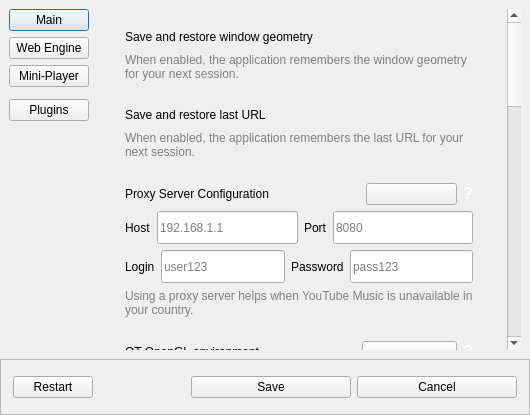
The window that core/ui/settings_dialog.ui (deeffest/Youtube-Music-Desktop-Player) describes before a commit, drawn with Qt 5.
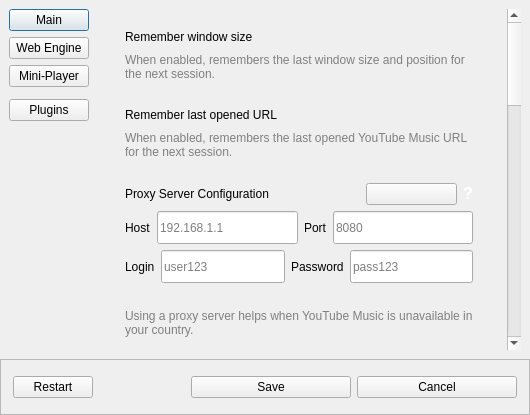
The same window after the commit. Custom widgets are drawn as their Qt base class.

Commit message: Improved settings dialog

Diff of the .ui file:
```diff
--- a/core/ui/settings_dialog.ui
+++ b/core/ui/settings_dialog.ui
@@ -158,9 +158,9 @@
           <property name="geometry">
            <rect>
             <x>0</x>
-            <y>-800</y>
+            <y>0</y>
             <width>394</width>
-            <height>1293</height>
+            <height>1286</height>
            </rect>
           </property>
           <layout class="QVBoxLayout" name="verticalLayout_19">
@@ -199,7 +199,7 @@
                    <item>
                     <widget class="BodyLabel" name="BodyLabel">
                      <property name="text">
-                      <string>Save and restore window geometry</string>
+                      <string>Remember window size</string>
                      </property>
                     </widget>
                    </item>
@@ -231,7 +231,7 @@
                  <item>
                   <widget class="BodyLabel" name="BodyLabel_4">
                    <property name="text">
-                    <string>&lt;html&gt;&lt;head/&gt;&lt;body&gt;&lt;p&gt;&lt;span style=&quot; color:#808080;&quot;&gt;When enabled, the application remembers the window geometry for your next session.&lt;/span&gt;&lt;/p&gt;&lt;/body&gt;&lt;/html&gt;</string>
+                    <string>&lt;html&gt;&lt;head/&gt;&lt;body&gt;&lt;p&gt;&lt;span style=&quot; color:#808080;&quot;&gt;When enabled, remembers the last window size and position for the next session.&lt;/span&gt;&lt;/p&gt;&lt;/body&gt;&lt;/html&gt;</string>
                    </property>
                    <property name="wordWrap">
                     <bool>true</bool>
@@ -255,7 +255,7 @@
                    <item>
                     <widget class="BodyLabel" name="BodyLabel_7">
                      <property name="text">
-                      <string>Save and restore last URL</string>
+                      <string>Remember last opened URL</string>
                      </property>
                     </widget>
                    </item>
@@ -287,7 +287,7 @@
                  <item>
                   <widget class="BodyLabel" name="BodyLabel_8">
                    <property name="text">
-                    <string>&lt;html&gt;&lt;head/&gt;&lt;body&gt;&lt;p&gt;&lt;span style=&quot; color:#808080;&quot;&gt;When enabled, the application remembers the last URL for your next session.&lt;/span&gt;&lt;/p&gt;&lt;/body&gt;&lt;/html&gt;</string>
+                    <string>&lt;html&gt;&lt;head/&gt;&lt;body&gt;&lt;p&gt;&lt;span style=&quot; color:#808080;&quot;&gt;When enabled, remembers the last opened YouTube Music URL for the next session.&lt;/span&gt;&lt;/p&gt;&lt;/body&gt;&lt;/html&gt;</string>
                    </property>
                    <property name="wordWrap">
                     <bool>true</bool>
@@ -512,6 +512,18 @@
                    </item>
                   </layout>
                  </item>
+                 <item>
+                  <widget class="QLabel" name="label_5">
+                   <property name="styleSheet">
+                    <string notr="true">QLabel {
+	color: red;
+}</string>
+                   </property>
+                   <property name="text">
+                    <string/>
+                   </property>
+                  </widget>
+                 </item>
                  <item>
                   <widget class="BodyLabel" name="BodyLabel_15">
                    <property name="text">
@@ -669,7 +681,7 @@
                  <item>
                   <widget class="BodyLabel" name="BodyLabel_33">
                    <property name="text">
-                    <string>&lt;html&gt;&lt;head/&gt;&lt;body&gt;&lt;p&gt;&lt;span style=&quot; color:#808080;&quot;&gt;When enabled, the window will be able to open the track in full screen mode.&lt;/span&gt;&lt;/p&gt;&lt;/body&gt;&lt;/html&gt;</string>
+                    <string>&lt;html&gt;&lt;head/&gt;&lt;body&gt;&lt;p&gt;&lt;span style=&quot; color:#808080;&quot;&gt;When enabled, allows the window to enter fullscreen mode.&lt;/span&gt;&lt;/p&gt;&lt;/body&gt;&lt;/html&gt;</string>
                    </property>
                    <property name="wordWrap">
                     <bool>true</bool>
@@ -746,7 +758,7 @@
                    <item>
                     <widget class="BodyLabel" name="BodyLabel_13">
                      <property name="text">
-                      <string>Save and restore zoom factor</string>
+                      <string>Remember last zoom factor</string>
                      </property>
                     </widget>
                    </item>
@@ -775,7 +787,7 @@
                  <item>
                   <widget class="BodyLabel" name="BodyLabel_22">
                    <property name="text">
-                    <string>&lt;html&gt;&lt;head/&gt;&lt;body&gt;&lt;p&gt;&lt;span style=&quot; color:#808080;&quot;&gt;When enabled, the application remembers the last zoom factor for your next session.&lt;/span&gt;&lt;/p&gt;&lt;/body&gt;&lt;/html&gt;</string>
+                    <string>&lt;html&gt;&lt;head/&gt;&lt;body&gt;&lt;p&gt;&lt;span style=&quot; color:#808080;&quot;&gt;When enabled, remembers the last zoom factor for your next session.&lt;/span&gt;&lt;/p&gt;&lt;/body&gt;&lt;/html&gt;</string>
                    </property>
                    <property name="wordWrap">
                     <bool>true</bool>
@@ -823,7 +835,7 @@
                    <item>
                     <widget class="BodyLabel" name="BodyLabel_2">
                      <property name="text">
-                      <string>Save and restore mini-player position</string>
+                      <string>Remember mini-player position</string>
                      </property>
                     </widget>
                    </item>
@@ -975,7 +987,7 @@
                  <item>
                   <widget class="BodyLabel" name="BodyLabel_19">
                    <property name="text">
-                    <string>&lt;html&gt;&lt;head/&gt;&lt;body&gt;&lt;p&gt;&lt;span style=&quot; color:#808080;&quot;&gt;When enabled, all detected ads are immediately skipped. (useless with premium).&lt;/span&gt;&lt;/p&gt;&lt;/body&gt;&lt;/html&gt;</string>
+                    <string>&lt;html&gt;&lt;head/&gt;&lt;body&gt;&lt;p&gt;&lt;span style=&quot; color:#808080;&quot;&gt;When enabled, all detected video ads are immediately skipped. (useless with premium)&lt;/span&gt;&lt;/p&gt;&lt;/body&gt;&lt;/html&gt;</string>
                    </property>
                    <property name="wordWrap">
                     <bool>true</bool>
@@ -1050,7 +1062,7 @@
                  <item>
                   <widget class="BodyLabel" name="BodyLabel_26">
                    <property name="text">
-                    <string>&lt;html&gt;&lt;head/&gt;&lt;body&gt;&lt;p&gt;&lt;span style=&quot; color:#808080;&quot;&gt;When enabled, your Discord profile shows the current track’s title, artist, and cover art. (Discord must be running.)&lt;/span&gt;&lt;/p&gt;&lt;/body&gt;&lt;/html&gt;</string>
+                    <string>&lt;html&gt;&lt;head/&gt;&lt;body&gt;&lt;p&gt;&lt;span style=&quot; color:#808080;&quot;&gt;When enabled, share what you're listening to on your Discord profile. (Discord must be running)&lt;/span&gt;&lt;/p&gt;&lt;/body&gt;&lt;/html&gt;</string>
                    </property>
                    <property name="wordWrap">
                     <bool>true</bool>
@@ -1125,7 +1137,7 @@
                  <item>
                   <widget class="BodyLabel" name="BodyLabel_27">
                    <property name="text">
-                    <string>&lt;html&gt;&lt;head/&gt;&lt;body&gt;&lt;p&gt;&lt;span style=&quot; color:#808080;&quot;&gt;When enabled, media controls (Volume, Back, Play/Pause, Forward) appear on the app thumbnail in the taskbar.&lt;/span&gt;&lt;/p&gt;&lt;/body&gt;&lt;/html&gt;</string>
+                    <string>&lt;html&gt;&lt;head/&gt;&lt;body&gt;&lt;p&gt;&lt;span style=&quot; color:#808080;&quot;&gt;When enabled, playback controls are accessible directly from the app thumbnail in the taskbar.&lt;/span&gt;&lt;/p&gt;&lt;/body&gt;&lt;/html&gt;</string>
                    </property>
                    <property name="wordWrap">
                     <bool>true</bool>
@@ -1200,7 +1212,7 @@
                  <item>
                   <widget class="BodyLabel" name="BodyLabel_28">
                    <property name="text">
-                    <string>&lt;html&gt;&lt;head/&gt;&lt;body&gt;&lt;p&gt;&lt;span style=&quot; color:#808080;&quot;&gt;When enabled, the app minimizes to a taskbar icon when closed and keeps playing in the background.&lt;/span&gt;&lt;/p&gt;&lt;/body&gt;&lt;/html&gt;</string>
+                    <string>&lt;html&gt;&lt;head/&gt;&lt;body&gt;&lt;p&gt;&lt;span style=&quot; color:#808080;&quot;&gt;When enabled, playback controls are accessible from the tray icon in the taskbar.&lt;/span&gt;&lt;/p&gt;&lt;/body&gt;&lt;/html&gt;</string>
                    </property>
                    <property name="wordWrap">
                     <bool>true</bool>
@@ -1296,7 +1308,7 @@
                  <item>
                   <widget class="BodyLabel" name="BodyLabel_30">
                    <property name="text">
-                    <string>&lt;html&gt;&lt;head/&gt;&lt;body&gt;&lt;p&gt;&lt;span style=&quot; color:#808080;&quot;&gt;When enabled, you can pause a track or play the next one without touching the mouse while in another application.&lt;/span&gt;&lt;/p&gt;&lt;/body&gt;&lt;/html&gt;</string>
+                    <string>&lt;html&gt;&lt;head/&gt;&lt;body&gt;&lt;p&gt;&lt;span style=&quot; color:#808080;&quot;&gt;When enabled, adds global hotkey support for playback control from any application.&lt;/span&gt;&lt;/p&gt;&lt;/body&gt;&lt;/html&gt;</string>
                    </property>
                    <property name="wordWrap">
                     <bool>true</bool>
```
The commit also changes 2 other files.
